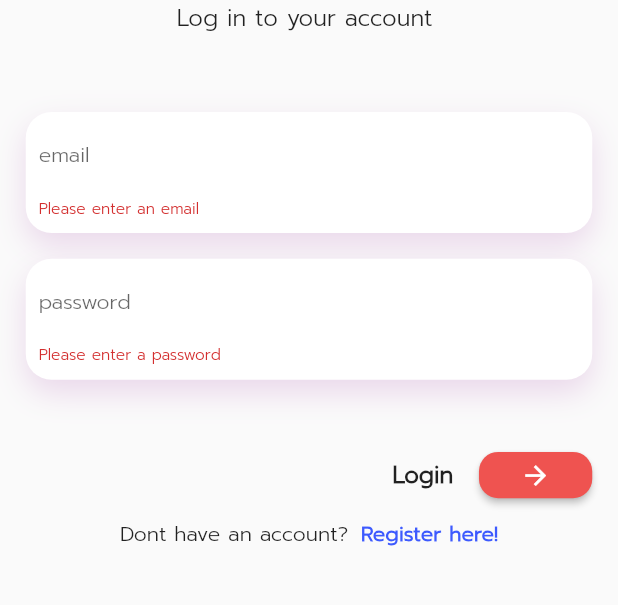
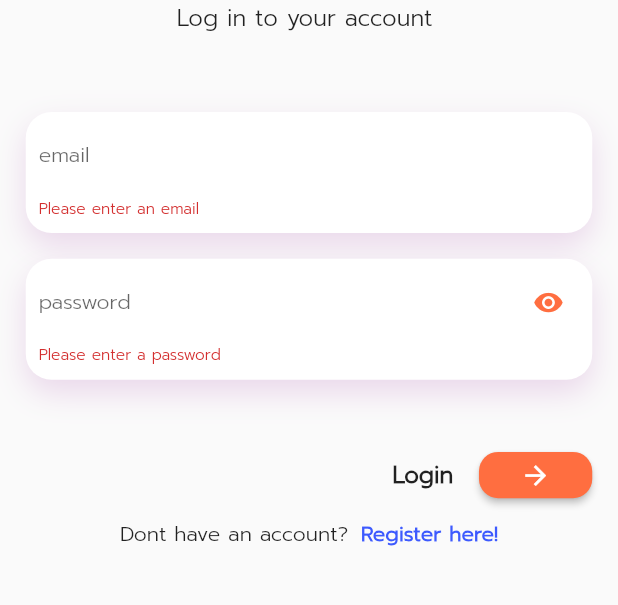
Before and after one commit to ietvee/food-log, a Flutter app: the screen it shows after launch, after a tap on the "arrow forward" icon, on a phone screen of 412 x 824 dp, the part 300-905 px from its top. Run offline on Flutter 3.47's test engine with Material 2 defaults, Android fonts, the phone set to English and light mode, and no system bars; our stand-ins replace cloud_firestore, firebase_auth, flutter_linkify, responsive_framework; accounts and stored records are empty.

Commit message:
change app color theme, fix validation, route fix

```diff
--- a/lib/authenticate/login.dart
+++ b/lib/authenticate/login.dart
@@ -26,7 +26,7 @@ class _LoginPageState extends State<LoginPage> {
             context,
             MaterialPageRoute(
                 builder: (context) => HomeScreen(uid: currentUser.uid)),
-            (Route<dynamic> route) => false);
+            (Route<dynamic> route) => true);
       }
     });
     super.initState();
@@ -55,9 +55,22 @@ class _LoginPageState extends State<LoginPage> {
     }
   }
 
+  bool _obscureText = true;
+
+  String _password;
+
+  void _toggle() {
+    setState(() {
+      _obscureText = !_obscureText;
+    });
+  }
+
+  final GlobalKey<ScaffoldState> _scaffoldKey = GlobalKey<ScaffoldState>();
+
   @override
   Widget build(BuildContext context) {
     return Scaffold(
+        key: _scaffoldKey,
         body: Container(
             padding: const EdgeInsets.fromLTRB(20, 160, 20, 0),
             child: SingleChildScrollView(
@@ -128,9 +141,19 @@ class _LoginPageState extends State<LoginPage> {
                                 decoration: InputDecoration(
                                   border: InputBorder.none,
                                   hintText: "password",
+                                  suffixIcon: IconButton(
+                                      onPressed: _toggle,
+                                      icon: _obscureText
+                                          ? Icon(
+                                              Icons.remove_red_eye,
+                                              color: Colors.deepOrangeAccent,
+                                            )
+                                          : Icon(Icons.remove_red_eye_outlined,
+                                              color: Colors.deepOrangeAccent)),
                                 ),
+                                onSaved: (val) => _password = val,
                                 controller: pwdInputController,
-                                obscureText: true,
+                                obscureText: _obscureText,
                                 validator: pwdValidator,
                               ),
                             ),
@@ -155,7 +178,7 @@ class _LoginPageState extends State<LoginPage> {
                             ),
                             child:
                                 Icon(Icons.arrow_forward, color: Colors.white),
-                            color: Colors.red[400],
+                            color: Colors.deepOrangeAccent,
                             textColor: Colors.white,
                             onPressed: () {
                               if (_loginFormKey.currentState.validate()) {
@@ -178,27 +201,54 @@ class _LoginPageState extends State<LoginPage> {
                                                             uid:
                                                                 currentUser.uid,
                                                           ))))
+                                          // Navigator.pushNamed(
+                                          //     context, "/home"))
                                           .catchError((err) => print(err)))
-                                      .catchError((err) => print(err));
-                                } else {
-                                  showDialog(
+                                      .catchError((err) => showDialog(
                                           context: context,
                                           builder: (BuildContext context) {
                                             return AlertDialog(
-                                          title: Text("Error"),
-                                          content: Text(
-                                              "The passwords do not match"),
+                                              title: Text(err.toString()),
+                                              content: Text(""),
                                               actions: <Widget>[
-                                            FlatButton(
-                                              child: Text("Close"),
+                                                RaisedButton(
+                                                  shape: RoundedRectangleBorder(
+                                                    borderRadius:
+                                                        BorderRadius.circular(
+                                                            10),
+                                                  ),
+                                                  child: Text('Close',
+                                                      style: TextStyle(
+                                                          color: Colors.white)),
+                                                  color:
+                                                      Colors.deepOrangeAccent,
                                                   onPressed: () {
                                                     Navigator.of(context).pop();
                                                   },
-                                            )
+                                                ),
                                               ],
                                             );
-                                      });
+                                          }));
                                 }
+                                // } else {
+                                //   showDialog(
+                                //       context: context,
+                                //       builder: (BuildContext context) {
+                                //         return AlertDialog(
+                                //           title: Text("Error"),
+                                //           content: Text(
+                                //               "The passwords do not match"),
+                                //           actions: <Widget>[
+                                //             FlatButton(
+                                //               child: Text("Close"),
+                                //               onPressed: () {
+                                //                 Navigator.of(context).pop();
+                                //               },
+                                //             )
+                                //           ],
+                                //         );
+                                //       });
+                                // }
                               }
                             },
                           ),
--- a/lib/authenticate/register.dart
+++ b/lib/authenticate/register.dart
@@ -62,7 +62,7 @@ class _RegisterPageState extends State<RegisterPage> {
           bottomOpacity: 0.0,
           elevation: 0.0,
           leading: IconButton(
-            icon: Icon(Icons.arrow_back_ios, color: Colors.red[400]),
+            icon: Icon(Icons.arrow_back_ios, color: Colors.deepOrangeAccent),
             onPressed: () => Navigator.of(context).pop(),
           ),
         ),
@@ -295,7 +295,7 @@ class _RegisterPageState extends State<RegisterPage> {
                             ),
                             child:
                                 Icon(Icons.arrow_forward, color: Colors.white),
-                            color: Colors.red[400],
+                            color: Colors.deepOrangeAccent,
                             textColor: Colors.white,
                             onPressed: () {
                               if (_registerFormKey.currentState.validate()) {
--- a/lib/pages/browseFood.dart
+++ b/lib/pages/browseFood.dart
@@ -49,7 +49,7 @@ class FoodData extends StatelessWidget {
                 padding: const EdgeInsets.fromLTRB(20, 30, 20, 10),
                 child: Icon(
                   Icons.arrow_back_ios,
-                  color: Colors.red[400],
+                  color: Colors.deepOrangeAccent,
                 ),
               ),
             ),
@@ -221,7 +221,7 @@ class FoodData extends StatelessWidget {
                           children: <Widget>[
                             CircularProgressIndicator(
                               valueColor: AlwaysStoppedAnimation<Color>(
-                                  Colors.red[400]),
+                                  Colors.deepOrangeAccent),
                             ),
                             Container(
                               height: 10,
--- a/lib/pages/profile.dart
+++ b/lib/pages/profile.dart
@@ -10,7 +10,7 @@ class MyApp extends StatelessWidget {
   Widget build(BuildContext context) {
     return MaterialApp(
       debugShowCheckedModeBanner: false,
-      theme: ThemeData(primaryColor: Colors.red[400]),
+      theme: ThemeData(primaryColor: Colors.deepOrangeAccent),
       home: Profile(),
     );
   }
@@ -75,7 +75,7 @@ class _ProfileState extends State<Profile> {
           onPressed: () => Navigator.of(context).pop(),
         ),
         iconTheme: IconThemeData(
-          color: Colors.red[400],
+          color: Colors.deepOrangeAccent,
         ),
         backgroundColor: Colors.transparent,
         bottomOpacity: 0.0,
@@ -213,7 +213,7 @@ class _ProfileState extends State<Profile> {
                     'Logout',
                     style: TextStyle(color: Colors.white),
                   ),
-                  color: Colors.red[400],
+                  color: Colors.deepOrangeAccent,
                   onPressed: () {
                     FirebaseAuth.instance
                         .signOut()
--- a/lib/splash.dart
+++ b/lib/splash.dart
@@ -40,7 +40,7 @@ class _SplashScreenState extends State<SplashScreen> {
                 mainAxisAlignment: MainAxisAlignment.start,
                 children: <Widget>[
                   Expanded(
-                    flex: 7,
+                    flex: 3,
                     child: Container(
                         child: Column(
                       mainAxisAlignment: MainAxisAlignment.center,
@@ -60,8 +60,8 @@ class _SplashScreenState extends State<SplashScreen> {
                     child: Column(
                       children: <Widget>[
                         CircularProgressIndicator(
-                          valueColor:
-                              AlwaysStoppedAnimation<Color>(Colors.red[400]),
+                          valueColor: AlwaysStoppedAnimation<Color>(
+                              Colors.deepOrangeAccent),
                         ),
                         Container(
                           height: 10,
```
Also changed, not shown: lib/pages/create_food.dart (+4 -4 lines), lib/pages/editProfile.dart (+4 -4 lines), lib/pages/home.dart (+10 -8 lines), 1 other file. Lines whose indentation alone changed are shown as unchanged.
